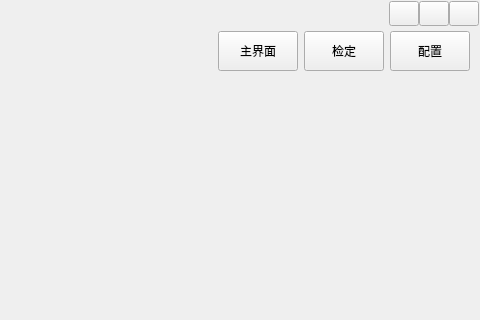
Before: the Qt Designer form frmmain/frmmain.ui in richardzjq/instrument_correction, drawn with Qt 5; both pictures show x 198 to 678 and y 0 to 320 of the 678 by 517 pixel window.
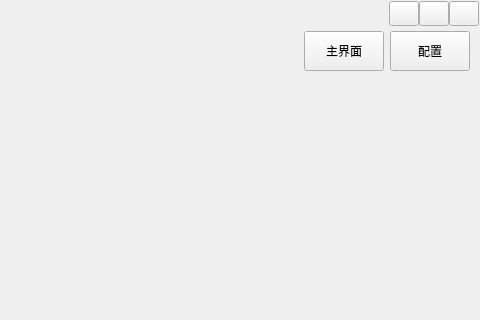
After: the same form once the commit is applied. Custom widgets are drawn as their Qt base class.

```diff
--- a/frmmain/frmmain.ui
+++ b/frmmain/frmmain.ui
@@ -281,19 +281,6 @@
               </property>
              </widget>
             </item>
-            <item>
-             <widget class="QPushButton" name="btn_inspect">
-              <property name="sizePolicy">
-               <sizepolicy hsizetype="Fixed" vsizetype="Expanding">
-                <horstretch>0</horstretch>
-                <verstretch>0</verstretch>
-               </sizepolicy>
-              </property>
-              <property name="text">
-               <string>检定</string>
-              </property>
-             </widget>
-            </item>
             <item>
              <widget class="QPushButton" name="btn_config">
               <property name="sizePolicy">
```
